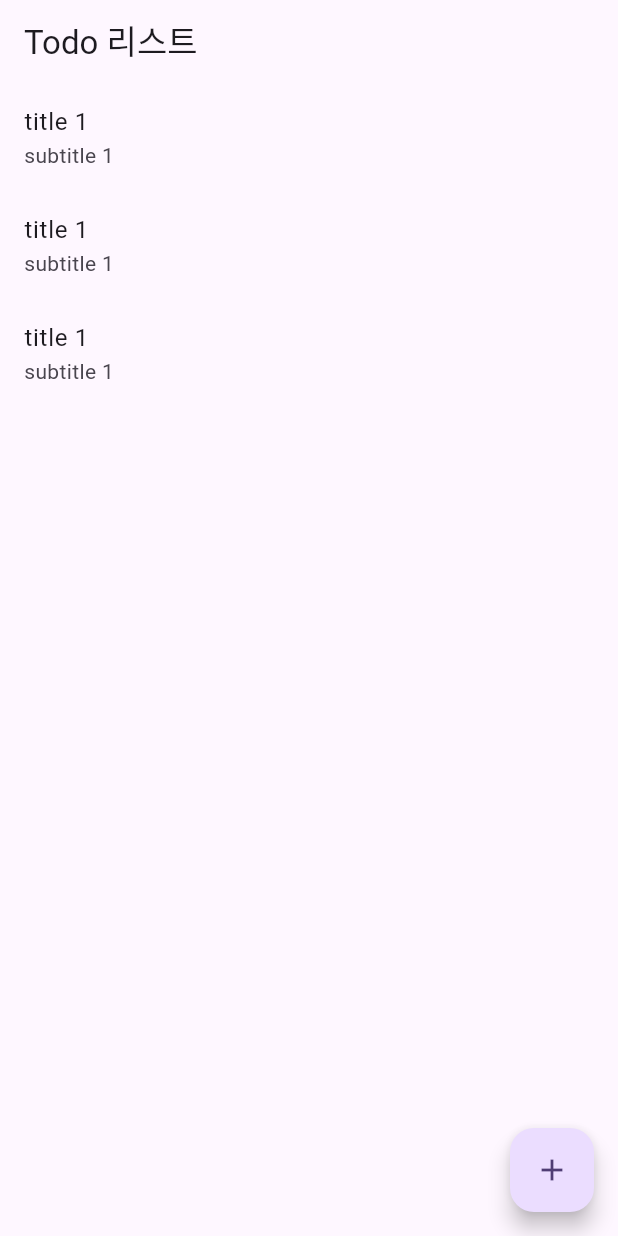
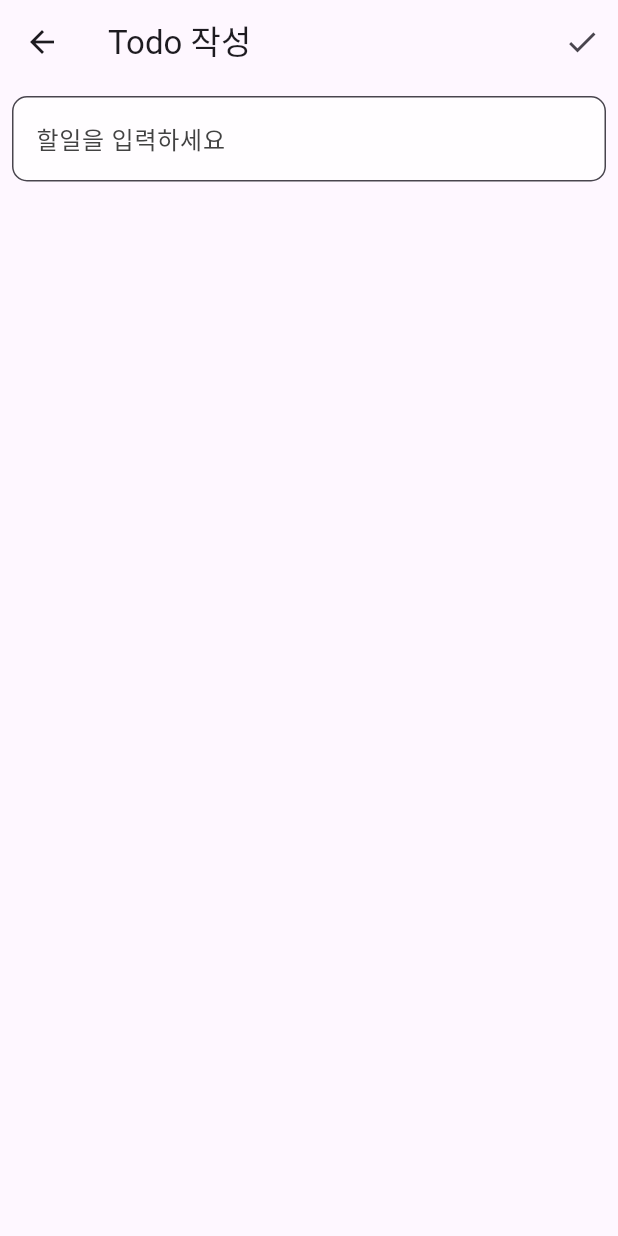
Before and after one commit to blueknarr/todolist, a Flutter app: the screen it shows after launch, after a tap on the "add" icon, on a phone screen of 412 x 824 dp. Run offline on Flutter 3.47's test engine with Material 2 defaults, Android fonts, the phone set to English and light mode, and no system bars.

Commit message:
111. Todo 추가 화면 작성

```diff
--- /dev/null
+++ b/lib/create_screen.dart
@@ -0,0 +1,34 @@
+import 'package:flutter/material.dart';
+
+class CreateScreen extends StatelessWidget {
+  const CreateScreen({Key? key}) : super(key: key);
+
+  @override
+  Widget build(BuildContext context) {
+    return Scaffold(
+      appBar: AppBar(
+        title: Text('Todo 작성'),
+        actions: [
+          IconButton(
+            onPressed: () {},
+            icon: Icon(Icons.done),
+          ),
+        ],
+      ),
+      body: Padding(
+        padding: const EdgeInsets.all(8.0),
+        child: TextField(
+          decoration: InputDecoration(
+            border: OutlineInputBorder(
+              borderRadius: BorderRadius.circular(10.0),
+            ),
+            hintStyle: TextStyle(color: Colors.grey[800]),
+            hintText: '할일을 입력하세요',
+            filled: true,
+            fillColor: Colors.white70,
+          ),
+        ),
+      ),
+    );
+  }
+}
--- a/lib/list_screen.dart
+++ b/lib/list_screen.dart
@@ -1,4 +1,6 @@
 import 'package:flutter/material.dart';
+
+import 'create_screen.dart';
 
 class ListScreen extends StatelessWidget {
   const ListScreen({Key? key}) : super(key: key);
@@ -26,7 +28,14 @@ class ListScreen extends StatelessWidget {
         ],
       ),
       floatingActionButton: FloatingActionButton(
-        onPressed: () {},
+        onPressed: () {
+          Navigator.push(
+            context,
+            MaterialPageRoute(
+              builder: (context) => const CreateScreen(),
+            ),
+          );
+        },
         child: const Icon(Icons.add),
       ),
     );
```
